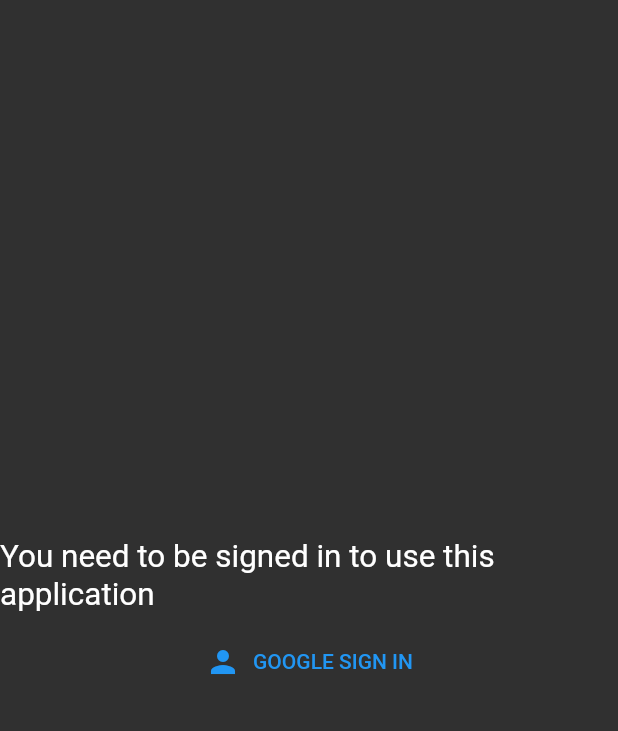
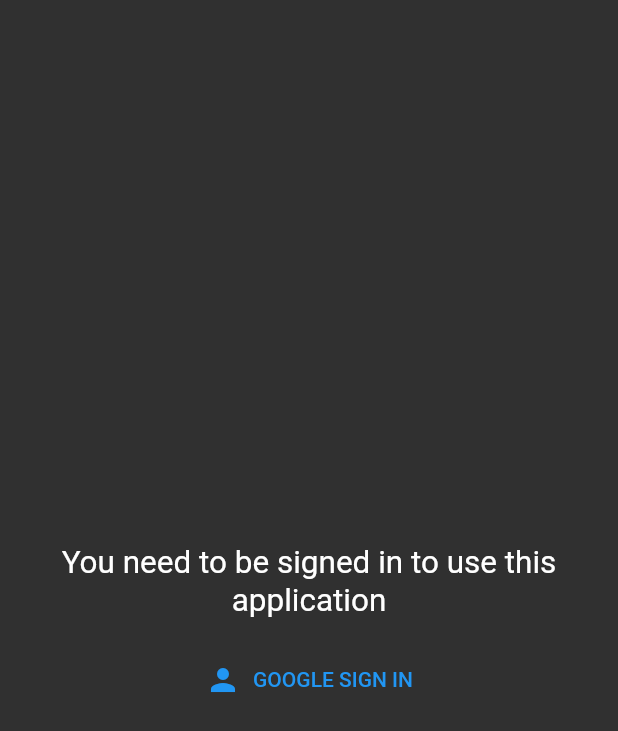
Before and after one commit to GregoryConrad/expense-tracker, a Flutter app: the screen it shows after launch, on a phone screen of 412 x 824 dp. Shown: the top 731 px of the screen. Run offline on Flutter 3.47's test engine with Material 2 defaults, Android fonts, the light colour scheme and no system bars; our stand-ins replace cloud_firestore, firebase_auth; accounts and stored records are empty.

Commit message:
Made UI improvements

```diff
--- a/lib/views/login.dart
+++ b/lib/views/login.dart
@@ -7,11 +7,14 @@
     return Scaffold(
       body: Center(
         child: Column(mainAxisSize: MainAxisSize.min, children: [
-          Text(
-            'You need to be signed in to use this application',
-            textScaleFactor: 1.5,
+          Padding(
+            padding: const EdgeInsets.all(16),
+            child: Text(
+              'You need to be signed in to use this application',
+              textAlign: TextAlign.center,
+              textScaleFactor: 1.5,
+            ),
           ),
-          SizedBox(height: 8),
           TextButton.icon(
             onPressed: signIn,
             icon: Icon(Icons.person),
```
Also changed, not shown: lib/views/update_expense_dialog.dart (+10 -5 lines).
